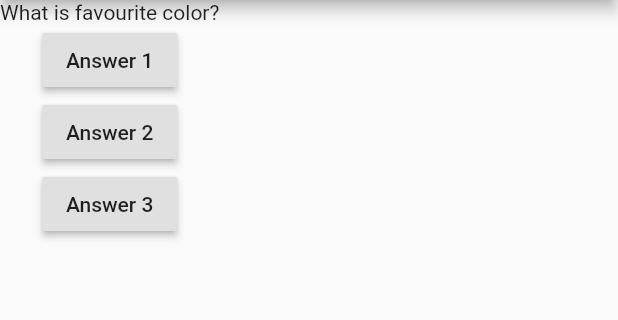
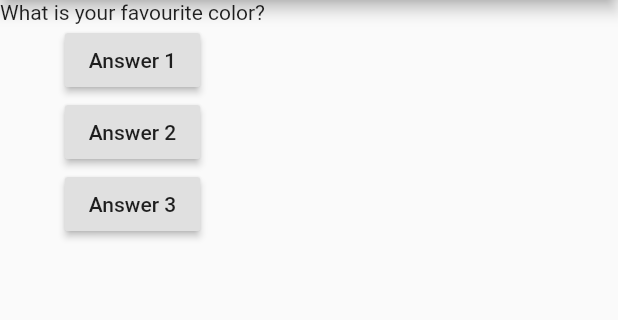
Before and after one commit to REEKRAJROY/quiz_app, a Flutter app: the screen it shows after launch, on a phone screen of 412 x 824 dp, the part 84-404 px from its top. Run offline on Flutter 3.47's test engine with Material 2 defaults, Android fonts, the phone set to English and light mode, and no system bars.

Commit message:
first commit

```diff
--- a/lib/main.dart
+++ b/lib/main.dart
@@ -9,7 +9,10 @@ class MyApp extends StatelessWidget {
 
   @override
   Widget build(BuildContext context) {
-    var questions = ['What is favourite color?', 'What is favourite animal?'];
+    var questions = [
+      'What is your favourite color?',
+      'What is your favourite animal?'
+    ];
     return MaterialApp(
       home: Scaffold(
         appBar: AppBar(title: Text('Welcome to quiz app!')),
```
